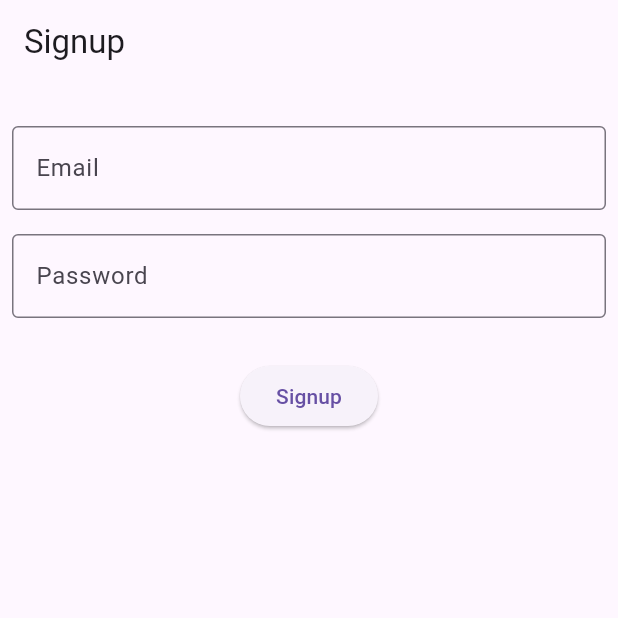
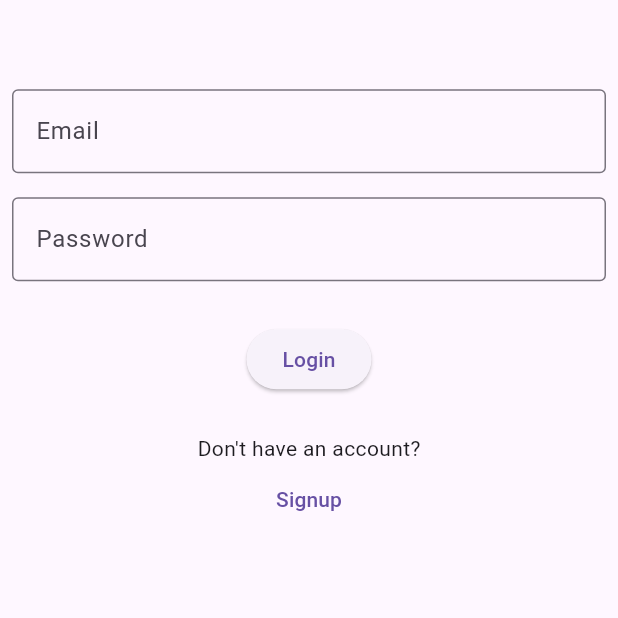
Before and after one commit to fernandofedora/Budget-mobile, a Flutter app: the screen it shows after launch, on a phone screen of 412 x 824 dp, the top half of it. Run offline on Flutter 3.47's test engine with Material 3 defaults, Android fonts, the phone set to English and light mode, and no system bars; our stand-ins replace auto_route, dio, flutter_riverpod, flutter_screenutil, get_it, injectable and 3 more; generated files the repository leaves out were written again.

Commit message:
feat: login screen and logic

```diff
--- /dev/null
+++ b/devtools_options.yaml
@@ -0,0 +1,3 @@
+description: This file stores settings for Dart & Flutter DevTools.
+documentation: https://docs.flutter.dev/tools/devtools/extensions#configure-extension-enablement-states
+extensions:
--- a/lib/core/routes/router.dart
+++ b/lib/core/routes/router.dart
@@ -11,13 +11,18 @@ class AppRouter extends RootStackRouter {
   List<CustomRoute> get routes => [
     CustomRoute(
       initial: true,
+      path: '/login',
+      page: LoginRoute.page,
+      transitionsBuilder: TransitionsBuilders.fadeIn,
+    ),
+    CustomRoute(
       path: '/signup',
       page: SignupRoute.page,
       transitionsBuilder: TransitionsBuilders.fadeIn,
     ),
     CustomRoute(
-      path: '/load',
-      page: LoadRoute.page,
+      path: '/home',
+      page: HomeRoute.page,
       transitionsBuilder: TransitionsBuilders.fadeIn,
     ),
   ];
--- a/lib/features/auth/application/auth_provider.dart
+++ b/lib/features/auth/application/auth_provider.dart
@@ -9,10 +9,7 @@ part 'auth_provider.g.dart';
 
 @riverpod
 Future<bool> register(Ref ref, String email, String password) async {
-  final token = await locator<IAuthRepository>().register(
-    email: email,
-    password: password,
-  );
+  final token = await locator<IAuthRepository>().register(email: email, password: password);
 
   if (token.isEmpty) {
     return false;
@@ -21,3 +18,15 @@ Future<bool> register(Ref ref, String email, String password) async {
   locator<SPService>().saveToken(token);
   return true;
 }
+
+@riverpod
+Future<bool> login(Ref ref, String email, String password) async {
+  final token = await locator<IAuthRepository>().login(email: email, password: password);
+
+  if (token.isEmpty) {
+    return false;
+  }
+  // Save token to shared preferences
+  locator<SPService>().saveToken(token);
+  return true;
+}
--- a/lib/features/auth/presentation/signup_screen.dart
+++ b/lib/features/auth/presentation/login/login_screen.dart
@@ -1,23 +1,23 @@
 import 'package:flutter/material.dart';
 import 'package:auto_route/auto_route.dart';
 import 'package:flutter_riverpod/flutter_riverpod.dart';
+import 'package:flutter_screenutil/flutter_screenutil.dart';
 
 import 'package:budget_mobile/core/routes/router.gr.dart';
 import 'package:budget_mobile/features/auth/application/auth_provider.dart';
 
 @RoutePage()
-class SignupScreen extends ConsumerStatefulWidget {
-  const SignupScreen({super.key});
+class LoginScreen extends ConsumerStatefulWidget {
+  const LoginScreen({super.key});
 
   @override
-  ConsumerState<SignupScreen> createState() => _SignupScreenState();
+  ConsumerState<LoginScreen> createState() => _LoginScreenState();
 }
 
-class _SignupScreenState extends ConsumerState<SignupScreen> {
+class _LoginScreenState extends ConsumerState<LoginScreen> {
   late TextEditingController _emailCtrl;
   late TextEditingController _passwordCtrl;
   bool _loading = false;
-  bool _failed = false;
 
   @override
   void initState() {
@@ -36,20 +36,16 @@ class _SignupScreenState extends ConsumerState<SignupScreen> {
   @override
   Widget build(BuildContext context) {
     return Scaffold(
-      appBar: AppBar(title: Text('Signup')),
       body: SingleChildScrollView(
         physics: const BouncingScrollPhysics(),
         child: Column(
           children: [
-            const SizedBox(height: 20),
+            SizedBox(height: 40.h),
             Padding(
               padding: const EdgeInsets.all(8.0),
               child: TextField(
                 controller: _emailCtrl,
-                decoration: const InputDecoration(
-                  labelText: 'Email',
-                  border: OutlineInputBorder(),
-                ),
+                decoration: const InputDecoration(labelText: 'Email', border: OutlineInputBorder()),
               ),
             ),
             Padding(
@@ -65,9 +61,19 @@ class _SignupScreenState extends ConsumerState<SignupScreen> {
             const SizedBox(height: 20),
             ElevatedButton(
               onPressed: _loading ? () {} : _submit,
-              child: Text(_loading ? '...' : 'Signup'),
+              child: Text(_loading ? '...' : 'Login'),
             ),
-            if (_failed) const Text('Failed to signup'),
+            SizedBox(height: 20.h),
+            Text('Don\'t have an account?', style: Theme.of(context).textTheme.bodyMedium),
+            TextButton(
+              onPressed: () {
+                if (mounted) {
+                  context.router.replace(const SignupRoute());
+                }
+              },
+              child: const Text('Signup'),
+            ),
+            SizedBox(height: kToolbarHeight),
           ],
         ),
       ),
@@ -75,21 +81,12 @@ class _SignupScreenState extends ConsumerState<SignupScreen> {
   }
 
   Future<void> _submit() async {
-    setState(() {
-      _loading = true;
-      _failed = false;
-    });
-    final success = await ref.read(
-      registerProvider(_emailCtrl.text, _passwordCtrl.text).future,
-    );
-    if (!success) {
-      setState(() {
-        _loading = false;
-        _failed = true;
-      });
-    } else {
+    setState(() => _loading = true);
+    final success = await ref.read(loginProvider(_emailCtrl.text, _passwordCtrl.text).future);
+    setState(() => _loading = false);
+    if (success) {
       if (mounted) {
-        context.router.replace(const LoadRoute());
+        context.router.replace(const HomeRoute());
       }
     }
   }
```
Also changed, not shown: lib/core/constants/url.dart (+8 -3 lines), lib/features/auth/infrastructure/data_source/auth_data_source.dart (+3 -14 lines), lib/features/home/presentation/home_screen.dart (added, +20 -0 lines), lib/features/load/presentation/load_screen.dart (deleted, +0 -18 lines), lib/features/home/application/budget_provider.dart (renamed from lib/features/budget/application/budget_provider.dart), lib/features/home/infrastructure/data_source/budget_data_source.dart (added), lib/features/home/infrastructure/repository/budget_repository.dart (added), lib/features/home/infrastructure/repository/i_budget_repository.dart (renamed from lib/features/budget/infrastructure/repository/i_budget_repository.dart).
